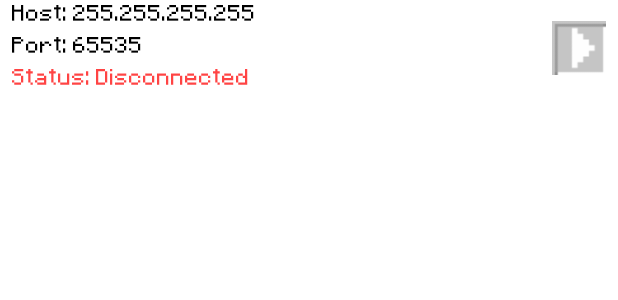
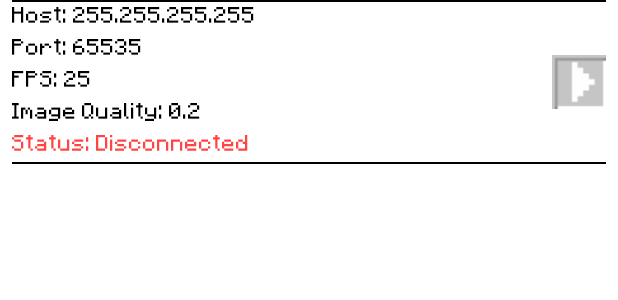
Before and after one commit to JesusMRS05/MCForgeCommander, an Android app: the layout item_connection_info.xml on its own in the app's theme, with its tools: preview values and no code run, on a phone screen of 412 x 824 dp. Shown: the top 300 px of the screen. Run offline under Robolectric (Android 15) with nearby library versions, the phone set to English and light mode, and no system bars.

Commit message:
feat: add fps and image quality to connection info

```diff
--- a/app/src/main/res/layout/item_connection_info.xml
+++ b/app/src/main/res/layout/item_connection_info.xml
@@ -1,53 +1,89 @@
 <?xml version="1.0" encoding="utf-8"?>
 <LinearLayout xmlns:android="http://schemas.android.com/apk/res/android"
-    android:orientation="horizontal"
     android:layout_width="match_parent"
     android:layout_height="wrap_content"
+    android:orientation="vertical"
     android:paddingStart="8dp"
     android:paddingEnd="8dp">
+
+    <View
+        android:layout_width="match_parent"
+        android:layout_height="@dimen/connection_info_line_height"
+        android:background="#000000" />
+
+    <LinearLayout
+        android:layout_width="match_parent"
+        android:layout_height="wrap_content"
+        android:orientation="horizontal">
 
         <LinearLayout
             android:layout_width="wrap_content"
             android:layout_height="wrap_content"
+            android:layout_weight="1"
             android:orientation="vertical"
-        android:paddingEnd="16dp"
-        android:layout_weight="1">
+            android:paddingEnd="16dp">
 
             <TextView
                 android:id="@+id/tvHost"
                 android:layout_width="wrap_content"
                 android:layout_height="wrap_content"
+                android:fontFamily="@font/minecraftia_regular"
                 android:text="Host: 255.255.255.255"
-            android:fontFamily="@font/minecraftia_regular"
-            android:textSize="12sp"
-            android:textColor="@color/black"/>
+                android:textColor="@color/black"
+                android:textSize="12sp" />
 
             <TextView
                 android:id="@+id/tvPort"
                 android:layout_width="wrap_content"
                 android:layout_height="wrap_content"
+                android:fontFamily="@font/minecraftia_regular"
                 android:text="Port: 65535"
+                android:textColor="@color/black"
+                android:textSize="12sp" />
+
+            <TextView
+                android:id="@+id/tvFPS"
+                android:layout_width="wrap_content"
+                android:layout_height="wrap_content"
                 android:fontFamily="@font/minecraftia_regular"
-            android:textSize="12sp"
-            android:textColor="@color/black"/>
+                android:text="FPS: 25"
+                android:textColor="@color/black"
+                android:textSize="12sp" />
+
+            <TextView
+                android:id="@+id/tvImageQuality"
+                android:layout_width="wrap_content"
+                android:layout_height="wrap_content"
+                android:fontFamily="@font/minecraftia_regular"
+                android:text="Image Quality: 0.2"
+                android:textColor="@color/black"
+                android:textSize="12sp" />
 
             <TextView
                 android:id="@+id/tvConnectionStatus"
                 android:layout_width="wrap_content"
                 android:layout_height="wrap_content"
+                android:fontFamily="@font/minecraftia_regular"
                 android:text="Status: Disconnected"
-            android:fontFamily="@font/minecraftia_regular"
-            android:textSize="12sp"
-            android:textColor="@android:color/holo_red_light"/>
+                android:textColor="@android:color/holo_red_light"
+                android:textSize="12sp" />
         </LinearLayout>
+
         <ImageButton
             android:id="@+id/btnConnect"
             android:layout_width="36dp"
             android:layout_height="36dp"
+            android:layout_gravity="center|center_vertical"
             android:background="@android:color/transparent"
+            android:foreground="?attr/selectableItemBackground"
             android:scaleType="fitXY"
             android:src="@drawable/minecraft_frame_right_arrow"
-        android:translationX="0dp"
-        android:foreground="?attr/selectableItemBackground"
-        android:layout_gravity="center|center_vertical"/>
+            android:translationX="0dp" />
     </LinearLayout>
+
+    <View
+        android:layout_width="match_parent"
+        android:layout_height="@dimen/connection_info_line_height"
+        android:background="#000000" />
+
+</LinearLayout>
--- a/app/src/main/res/values/dimens.xml
+++ b/app/src/main/res/values/dimens.xml
@@ -8,4 +8,5 @@
     <dimen name="dPad_button_diff">13dp</dimen>
     <dimen name="hotbar_padding">4dp</dimen>
     <dimen name="hotbar_button_size">39dp</dimen>
+    <dimen name="connection_info_line_height">1dp</dimen>
 </resources>
```
Also changed, not shown: app/src/main/java/com/github/jesusmrs05/mcforgecommander/app/ConnectionInfo.java (+23 -1 lines), app/src/main/java/com/github/jesusmrs05/mcforgecommander/app/ConnectionInfoAdapter.java (+7 -1 lines), app/src/main/java/com/github/jesusmrs05/mcforgecommander/app/ModifyConnectionInfoDialog.java (+27 -8 lines), app/src/main/java/com/github/jesusmrs05/mcforgecommander/app/client/Client.java (+7 -3 lines), app/src/main/res/layout/dialog_modify_connection_info.xml (+58 -1 lines). Lines whose indentation alone changed are shown as unchanged.
